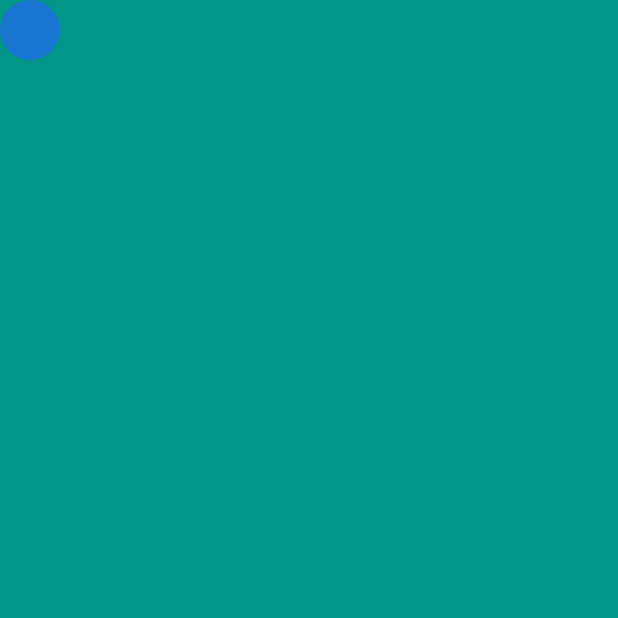
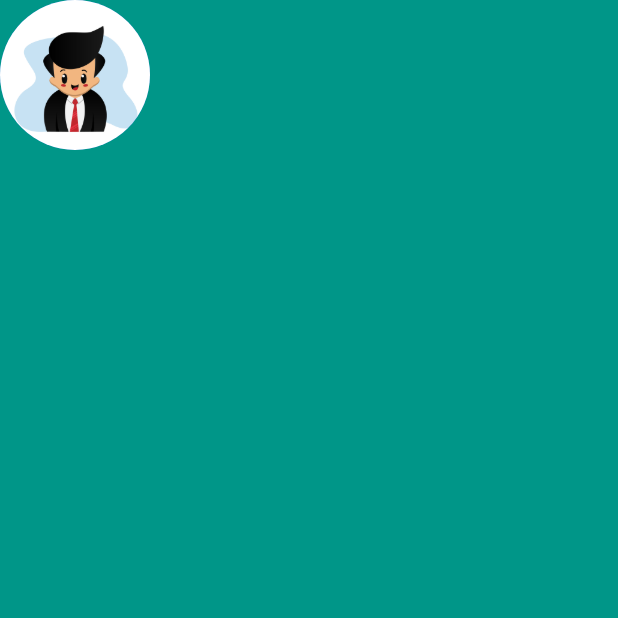
Before and after one commit to korca0220/Flutter_project, a Flutter app: the screen it shows after launch, on a phone screen of 412 x 824 dp, the top half of it. Run offline on Flutter 3.47's test engine with Material 2 defaults, Android fonts, the phone set to English and light mode, and no system bars; our stand-ins replace sqflite; accounts and stored records are empty.

Commit message:
Circle avatar 안에 Profile image 추가 https://github.com/korca0220/Flutter_project/issues/14

```diff
--- a/mi_card_flutter/lib/main.dart
+++ b/mi_card_flutter/lib/main.dart
@@ -12,7 +12,12 @@ class MyApp extends StatelessWidget {
         backgroundColor: Colors.teal,
         body: SafeArea(
             child: Column(
-          children: <Widget>[CircleAvatar()],
+          children: <Widget>[
+            CircleAvatar(
+              radius: 50,
+              backgroundImage: AssetImage('images/profile_image.jpg'),
+            )
+          ],
         )),
       ),
     );
--- a/mi_card_flutter/pubspec.yaml
+++ b/mi_card_flutter/pubspec.yaml
@@ -37,8 +37,8 @@ flutter:
   uses-material-design: true
 
   # To add assets to your application, add an assets section, like this:
-  # assets:
-  #  - images/a_dot_burr.jpeg
+  assets:
+    - images/
   #  - images/a_dot_ham.jpeg
 
   # An image asset can refer to one or more resolution-specific "variants", see
```
Also changed, not shown: mi_card_flutter/images/profile_image.jpg (added), 15 other files.
